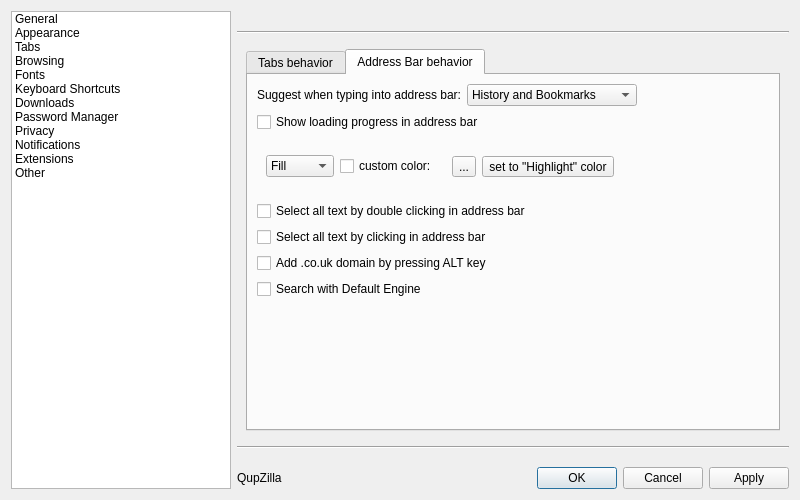
This is src/lib/preferences/preferences.ui in QupZilla/qupzilla as Qt 5 draws it before an edit. The edited form follows.
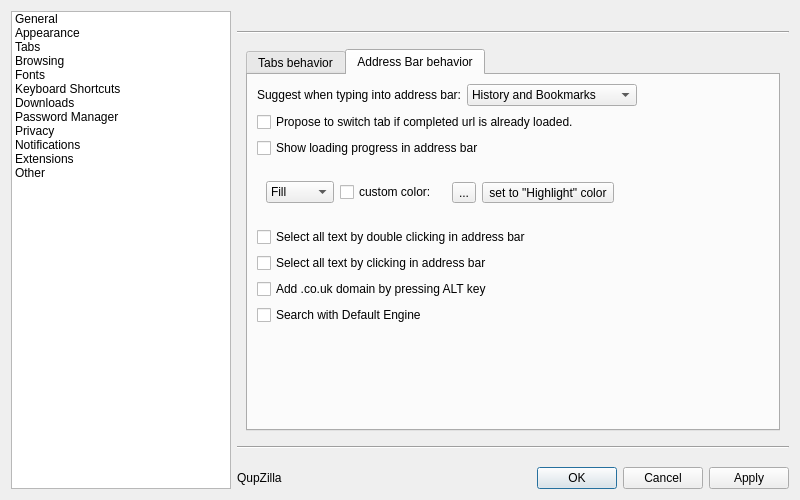
This is the edited form. The open tabs and pages were chosen to show the change.

Commit message: Add "Switch to Tab" mode for completion plopup, to just seitch to the tab that displays the url currently completed. Also add an option to disable the "switch tab" offer. If enabled the user can press "Shift" to load the url in the current tab instead of switching tab. I tried to copy behaviour of firefox. I hope I did not miss a bit...

```diff
--- a/src/lib/preferences/preferences.ui
+++ b/src/lib/preferences/preferences.ui
@@ -832,6 +832,16 @@
              </item>
             </layout>
            </item>
+           <item>
+            <widget class="QCheckBox" name="completionShowSwitchTab">
+             <property name="toolTip">
+              <string>Press &quot;Shift&quot; to not switch the tab but load the url in the current tab.</string>
+             </property>
+             <property name="text">
+              <string>Propose to switch tab if completed url is already loaded.</string>
+             </property>
+            </widget>
+           </item>
            <item>
             <widget class="QCheckBox" name="showLoadingInAddressBar">
              <property name="text">
```
Left out of the diff: 30 changed lines with no effect on the pictures. The commit also changes 8 other files.
